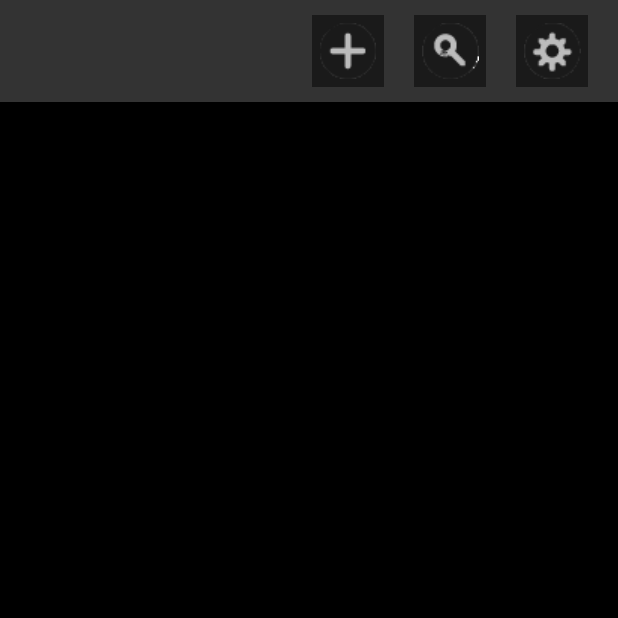
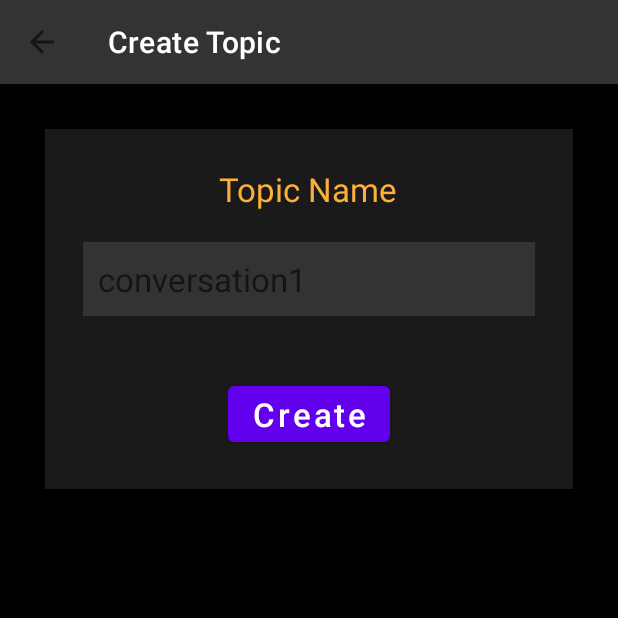
Before and after one commit to AAAlex-123/Yamca-Android-App, an Android app: the TopicListActivity screen opened directly, with no data from a screen before it, after a tap on "add topic", on a phone screen of 412 x 824 dp, the top half of it. Run offline under Robolectric (Android 15) with nearby library versions, the light colour scheme and no system bars; 3 statements that could not run were skipped.

Commit message:
adds CreateTopicActivity

```diff
--- a/app/src/main/AndroidManifest.xml
+++ b/app/src/main/AndroidManifest.xml
@@ -15,6 +15,15 @@
             android:supportsRtl="true"
             android:theme="@style/Theme.YamcaApp"
             tools:targetApi="31">
+        <activity
+                android:name=".app.CreateTopicActivity"
+                android:exported="false"
+                android:parentActivityName=".app.TopicListActivity">
+
+                <meta-data
+                        android:name="android.support.PARENT_ACTIVITY"
+                        android:value=".app.TopicListActivity"/>
+        </activity>
         <activity
                 android:name=".app.SingleTopicActivity"
                 android:exported="false" />
--- /dev/null
+++ b/app/src/main/java/alexman/yamca/app/CreateTopicActivity.kt
@@ -0,0 +1,56 @@
+package alexman.yamca.app
+
+import alexman.yamca.R
+import alexman.yamca.eventdeliverysystem.client.UserAdapter
+import alexman.yamca.eventdeliverysystem.client.UserEvent
+import android.os.Bundle
+import android.widget.Button
+import android.widget.TextView
+import android.widget.Toast
+import androidx.appcompat.app.AppCompatActivity
+import java.lang.RuntimeException
+
+class CreateTopicActivity : AppCompatActivity() {
+
+    private val listener = object : UserAdapter() {
+        override fun onTopicCreated(e: UserEvent) {
+            val text: String =
+                when (e.success) {
+                    true -> "Topic \"" + e.topicName + "\" created"
+                    false -> "Could not create Topic \"" + e.topicName + "\""
+                }
+
+            this@CreateTopicActivity.runOnUiThread {
+                Toast.makeText(this@CreateTopicActivity, text, Toast.LENGTH_LONG).show()
+            }
+        }
+    }
+
+    private lateinit var topicNameField: TextView
+    private lateinit var createButton: Button
+
+    override fun onCreate(savedInstanceState: Bundle?) {
+        super.onCreate(savedInstanceState)
+        setContentView(R.layout.activity_create_topic)
+
+        setSupportActionBar(findViewById(R.id.createtopic_header))
+        supportActionBar!!.setDisplayHomeAsUpEnabled(true)
+        supportActionBar!!.setDisplayShowHomeEnabled(true)
+
+        topicNameField = findViewById(R.id.createtopic_topicname_input)
+        createButton = findViewById(R.id.createtopic_create_button)
+
+        createButton.setOnClickListener {
+            UserSingleton.createTopic(topicNameField.text.toString())
+        }
+
+        UserSingleton.addUserListener(listener)
+    }
+
+    override fun onDestroy() {
+        super.onDestroy()
+
+        if (!UserSingleton.removeUserListener(listener))
+            throw RuntimeException()
+    }
+}
--- a/app/src/main/java/alexman/yamca/app/TopicListActivity.kt
+++ b/app/src/main/java/alexman/yamca/app/TopicListActivity.kt
@@ -43,7 +43,7 @@
         val preferencesButton: ImageButton = findViewById(R.id.topiclist_header_preferences_button)
 
         addTopicButton.setOnClickListener {
-            // startActivity(Intent(this, AddTopicActivity::class.java))
+            startActivity(Intent(this, CreateTopicActivity::class.java))
         }
         searchButton.setOnClickListener {
             // startActivity(Intent(this, SearchForTopicActivity::class.java))
--- /dev/null
+++ b/app/src/main/res/layout/activity_create_topic.xml
@@ -0,0 +1,90 @@
+<?xml version="1.0" encoding="utf-8"?>
+<LinearLayout xmlns:android="http://schemas.android.com/apk/res/android"
+        xmlns:tools="http://schemas.android.com/tools"
+        xmlns:app="http://schemas.android.com/apk/res-auto"
+        android:layout_width="match_parent"
+        android:layout_height="match_parent"
+        tools:context=".app.CreateTopicActivity"
+        android:orientation="vertical"
+        android:id="@+id/createtopic_layout"
+        android:textAlignment="center">
+
+    <androidx.appcompat.widget.Toolbar
+            android:layout_width="match_parent"
+            android:layout_height="wrap_content"
+            android:background="#333333"
+            android:minHeight="?attr/actionBarSize"
+            android:id="@+id/createtopic_header"
+            app:navigationIcon="?attr/homeAsUpIndicator"
+            app:title="Create Topic"
+            app:titleTextColor="@android:color/white" />
+
+    <ScrollView
+            android:layout_width="match_parent"
+            android:layout_height="match_parent"
+            android:id="@+id/createtopic_scroll"
+            android:background="#000000"
+            android:padding="30dp"
+            android:textAlignment="inherit">
+
+        <LinearLayout
+                android:layout_width="match_parent"
+                android:layout_height="wrap_content"
+                android:orientation="vertical"
+                android:id="@+id/createtopic_form_layout"
+                android:background="#1A1A1A"
+                android:gravity="center_horizontal"
+                android:paddingHorizontal="20dp"
+                android:paddingVertical="10dp"
+                android:textAlignment="inherit">
+
+            <LinearLayout
+                    android:orientation="vertical"
+                    android:layout_width="match_parent"
+                    android:layout_height="match_parent"
+                    android:id="@+id/createtopic_topicname_layout"
+                    android:gravity="center_horizontal"
+                    android:textAlignment="inherit">
+
+                <TextView
+                        android:text="@string/createtopic_topicname"
+                        android:layout_width="wrap_content"
+                        android:layout_height="wrap_content"
+                        android:id="@+id/createtopic_topicname_text"
+                        android:textColor="#FBB03B"
+                        android:textAlignment="inherit"
+                        android:textSize="22sp"
+                        android:padding="10dp"
+                        android:layout_margin="5dp" />
+
+                <EditText
+                        android:layout_width="match_parent"
+                        android:layout_height="wrap_content"
+                        android:inputType="textShortMessage"
+                        android:ems="10"
+                        android:id="@+id/createtopic_topicname_input"
+                        android:layout_margin="5dp"
+                        android:background="#333333"
+                        android:hint="@string/createtopic_topicname_hint"
+                        android:importantForAutofill="no"
+                        android:padding="10dp"
+                        android:textAlignment="textStart"
+                        android:textColor="@android:color/white"
+                        tools:text="conversation1"
+                        android:textSize="22sp" />
+            </LinearLayout>
+
+            <Button
+                    android:text="@string/createtopic_create_button"
+                    android:layout_width="wrap_content"
+                    android:layout_height="wrap_content"
+                    android:id="@+id/createtopic_create_button"
+                    android:textAlignment="inherit"
+                    android:textAllCaps="false"
+                    android:textSize="22sp"
+                    android:layout_marginTop="35dp"
+                    android:layout_marginBottom="15dp" />
+        </LinearLayout>
+    </ScrollView>
+
+</LinearLayout>
--- a/app/src/main/res/values/strings.xml
+++ b/app/src/main/res/values/strings.xml
@@ -13,4 +13,7 @@
     <string name="topiclist_speakabletext_addtopic">add topic</string>
     <string name="topiclist_speakabletext_search">search for topic</string>
     <string name="topiclist_speakabletext_preferences">preferences</string>
+    <string name="createtopic_topicname">Topic Name</string>
+    <string name="createtopic_topicname_hint">conversation1</string>
+    <string name="createtopic_create_button">Create</string>
 </resources>
```
